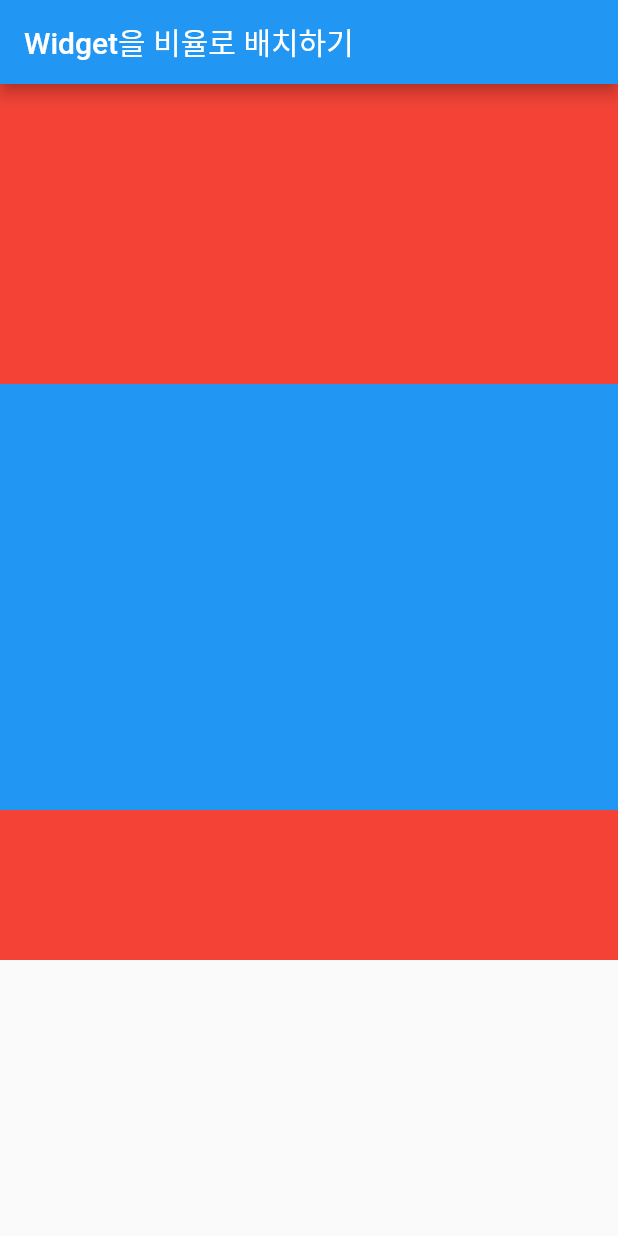
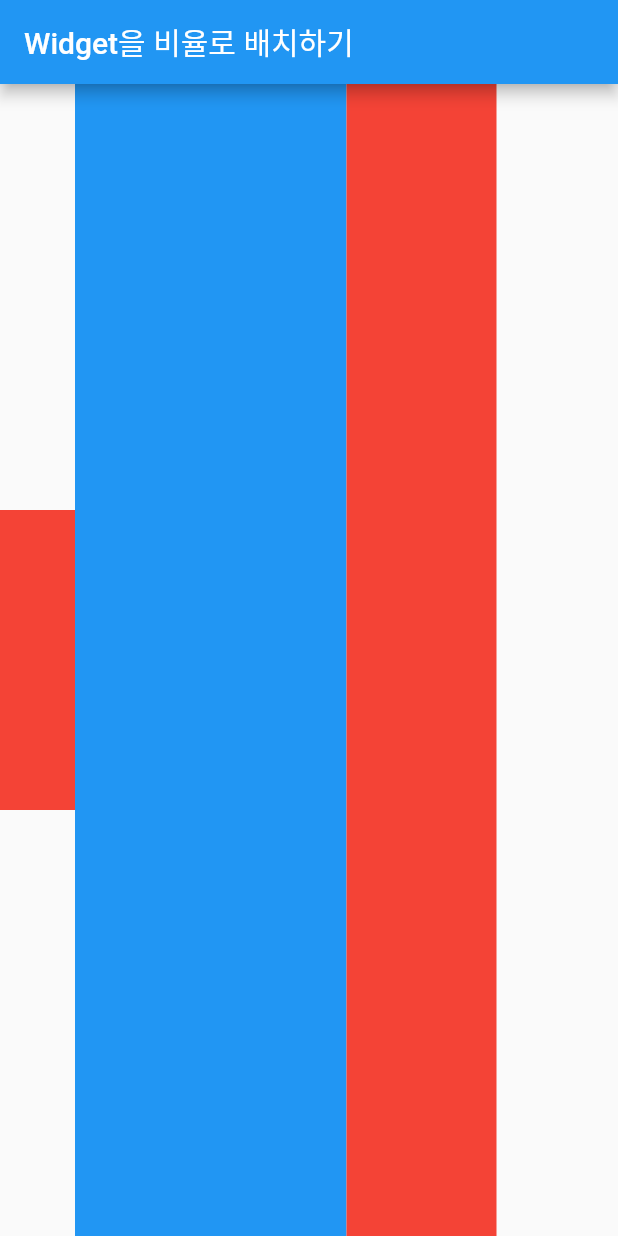
Before and after one commit to khanian/flutter_layout_example, a Flutter app: the screen it shows after launch, on a phone screen of 412 x 824 dp. Run offline on Flutter 3.47's test engine with Material 2 defaults, Android fonts, the phone set to English and light mode, and no system bars.

Commit message:
위젯을 비율로 배치하기 Flexible Row

```diff
--- a/lib/main.dart
+++ b/lib/main.dart
@@ -17,11 +17,11 @@ class Body extends StatelessWidget {
 
   @override
   Widget build(BuildContext context) {
-    return Column(
+    return Row(
       children: [
-        Container(width: double.infinity, height: 200, color: Colors.red,),
-        Expanded(child: Container(color: Colors.blue, height: 100,)),
-        Flexible(child: Container(color: Colors.red, height: 100,))
+        Container(width: 50, height: 200, color: Colors.red,),
+        Expanded(child: Container(color: Colors.blue, width: 100,)),
+        Flexible(child: Container(color: Colors.red, width: 100,))
         // Flexible(flex: 1, child: Container(color: Colors.red,)),
         // Flexible(flex: 2, child: Container(color: Colors.blue,)),
         // Flexible(flex: 3, child: Container(color: Colors.green,)),
```
